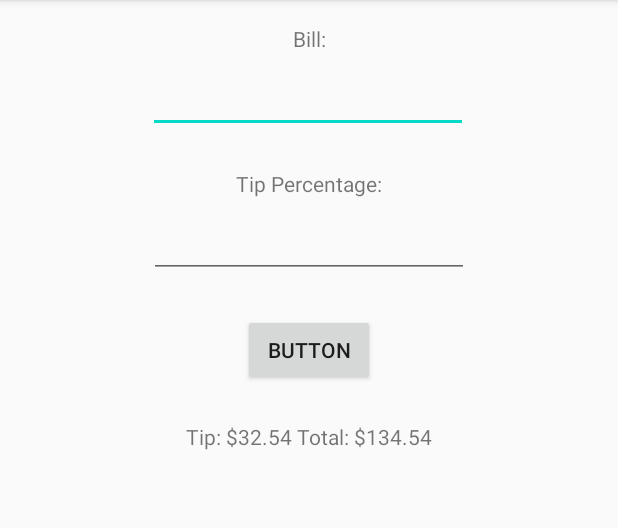
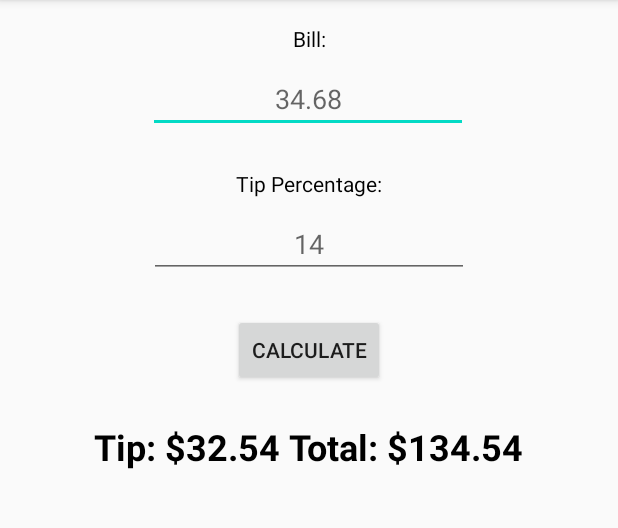
Before and after one commit to Jitgitbit/kotlin_exercise_two, an Android app: the screen it shows after launch (MainActivity), on a phone screen of 412 x 824 dp, the part 84-612 px from its top. Run offline under Robolectric (Android 15) with nearby library versions, the phone set to English and light mode, and no system bars.

Commit message:
design details

```diff
--- a/app/src/main/res/layout/activity_main.xml
+++ b/app/src/main/res/layout/activity_main.xml
@@ -12,17 +12,20 @@
         android:layout_height="wrap_content"
         android:layout_marginTop="16dp"
         android:text="Bill:"
+        android:textColor="@android:color/black"
         app:layout_constraintEnd_toEndOf="parent"
         app:layout_constraintHorizontal_bias="0.5"
         app:layout_constraintStart_toStartOf="parent"
         app:layout_constraintTop_toTopOf="parent" />
 
     <EditText
-        android:id="@+id/editTextNumberDecimal"
+        android:id="@+id/billEditText"
         android:layout_width="wrap_content"
         android:layout_height="wrap_content"
         android:layout_marginTop="8dp"
         android:ems="10"
+        android:gravity="center_horizontal"
+        android:hint="34.68"
         android:inputType="numberDecimal"
         app:layout_constraintEnd_toEndOf="parent"
         app:layout_constraintHorizontal_bias="0.497"
@@ -35,17 +38,20 @@
         android:layout_height="wrap_content"
         android:layout_marginTop="24dp"
         android:text="Tip Percentage:"
+        android:textColor="@android:color/black"
         app:layout_constraintEnd_toEndOf="parent"
         app:layout_constraintHorizontal_bias="0.5"
         app:layout_constraintStart_toStartOf="parent"
-        app:layout_constraintTop_toBottomOf="@+id/editTextNumberDecimal" />
+        app:layout_constraintTop_toBottomOf="@+id/billEditText" />
 
     <EditText
-        android:id="@+id/editTextNumber"
+        android:id="@+id/tipPercentageEditText"
         android:layout_width="wrap_content"
         android:layout_height="wrap_content"
         android:layout_marginTop="8dp"
         android:ems="10"
+        android:gravity="center_horizontal"
+        android:hint="14"
         android:inputType="number"
         app:layout_constraintEnd_toEndOf="parent"
         app:layout_constraintHorizontal_bias="0.5"
@@ -53,25 +59,28 @@
         app:layout_constraintTop_toBottomOf="@+id/textView2" />
 
     <Button
-        android:id="@+id/button"
+        android:id="@+id/calculateButton"
         android:layout_width="wrap_content"
         android:layout_height="wrap_content"
         android:layout_marginTop="24dp"
-        android:text="Button"
+        android:text="Calculate"
         app:layout_constraintEnd_toEndOf="parent"
         app:layout_constraintHorizontal_bias="0.5"
         app:layout_constraintStart_toStartOf="parent"
-        app:layout_constraintTop_toBottomOf="@+id/editTextNumber" />
+        app:layout_constraintTop_toBottomOf="@+id/tipPercentageEditText" />
 
     <TextView
-        android:id="@+id/textView3"
+        android:id="@+id/infoTextView"
         android:layout_width="wrap_content"
         android:layout_height="wrap_content"
         android:layout_marginTop="24dp"
         android:text="Tip: $32.54 Total: $134.54"
+        android:textColor="@android:color/black"
+        android:textSize="24sp"
+        android:textStyle="bold"
         app:layout_constraintEnd_toEndOf="parent"
         app:layout_constraintHorizontal_bias="0.5"
         app:layout_constraintStart_toStartOf="parent"
-        app:layout_constraintTop_toBottomOf="@+id/button" />
+        app:layout_constraintTop_toBottomOf="@+id/calculateButton" />
 
 </androidx.constraintlayout.widget.ConstraintLayout>
```
Also changed, not shown: 1 other file.
